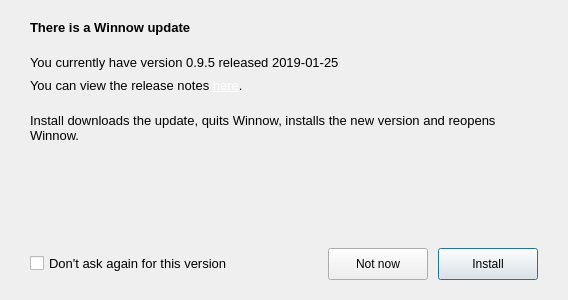
Old version of the form Dialogs/updateAppDlg.ui in the repository towhee/Winnow64.
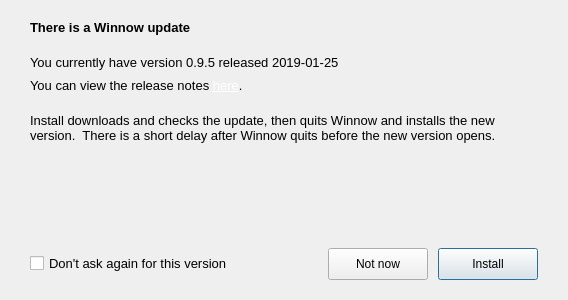
New version of the form.

Diff of the .ui file:
```diff
--- a/Dialogs/updateAppDlg.ui
+++ b/Dialogs/updateAppDlg.ui
@@ -118,7 +118,7 @@
       </font>
      </property>
      <property name="text">
-      <string>Install downloads the update, quits Winnow, installs the new version and reopens Winnow.</string>
+      <string>Install downloads and checks the update, then quits Winnow and installs the new version.  There is a short delay after Winnow quits before the new version opens.</string>
      </property>
      <property name="alignment">
       <set>Qt::AlignLeading|Qt::AlignLeft|Qt::AlignTop</set>
```
